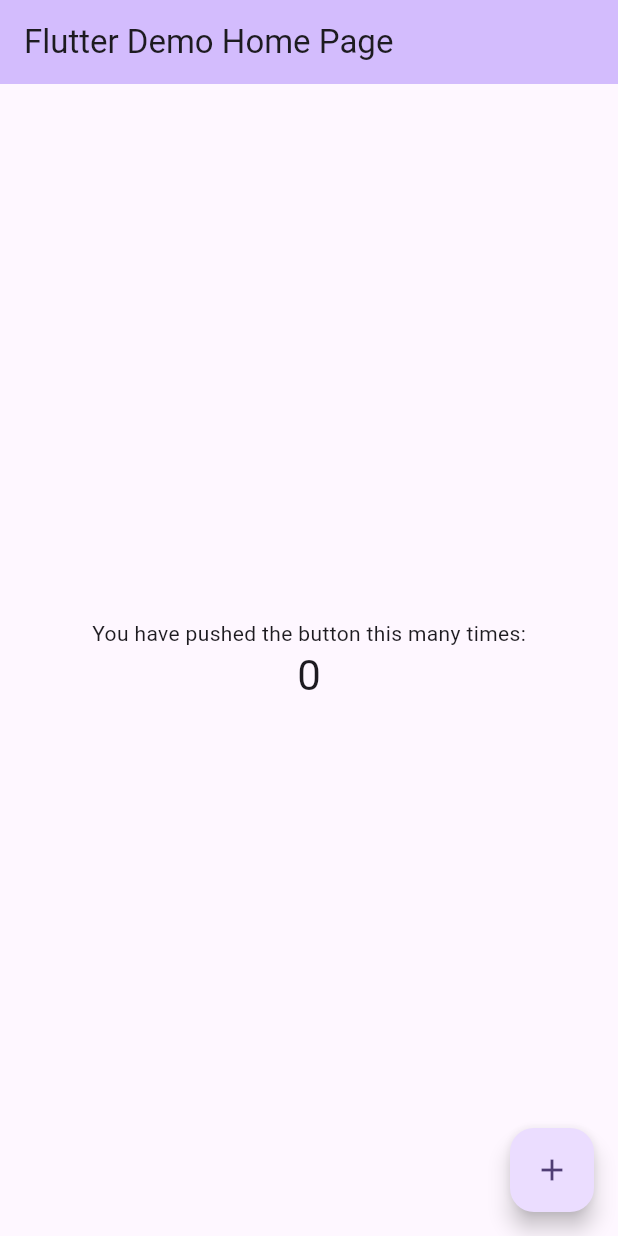
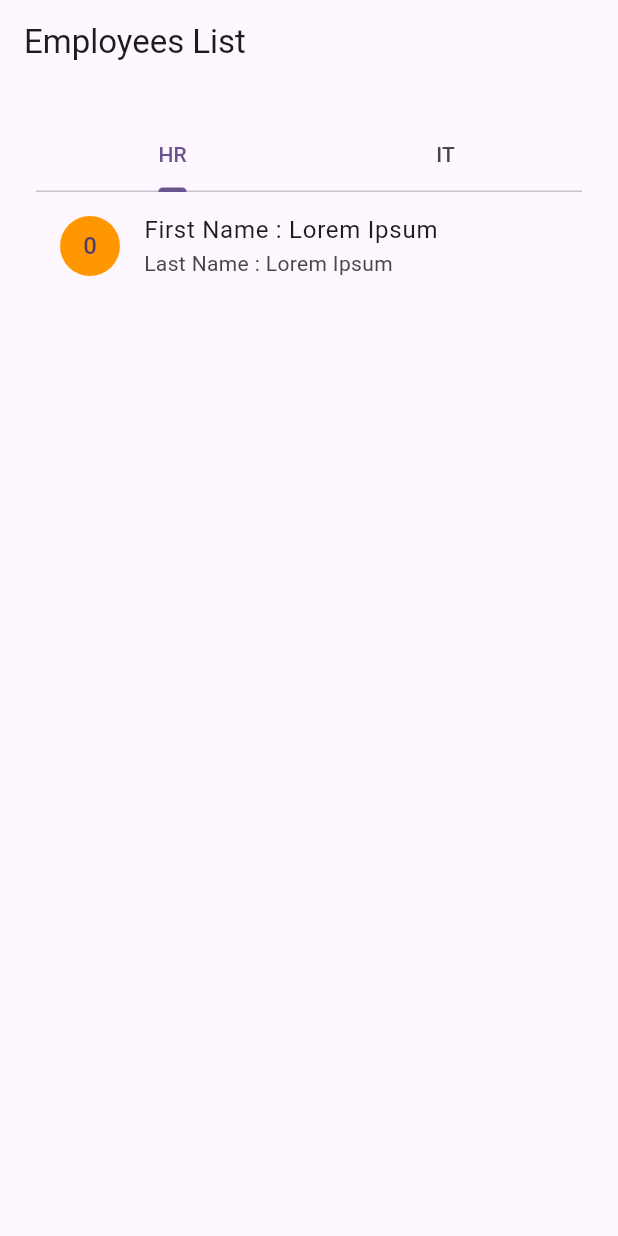
Before and after one commit to mohamedmagdy94/focal_agent_assigment, a Flutter app: the screen it shows after launch, on a phone screen of 412 x 824 dp. Run offline on Flutter 3.47's test engine with Material 3 defaults, Android fonts, the phone set to English and light mode, and no system bars; our stand-ins replace equatable, flutter_bloc.

Commit message:
Create UI
Create Employee List Screen with dummy UI

```diff
--- /dev/null
+++ b/lib/feature/employee_list/view/screen/employee_list_screen.dart
@@ -0,0 +1,45 @@
+import 'package:flutter/material.dart';
+import 'package:focal_agent_assigment/feature/employee_list/entity/employee.dart';
+import 'package:focal_agent_assigment/feature/employee_list/view/screen/widget/employee_list.dart';
+import 'package:focal_agent_assigment/feature/employee_list/view/screen/widget/employee_list_item.dart';
+import 'package:focal_agent_assigment/feature/employee_list/view/screen/widget/employee_list_seperator.dart';
+
+class EmployeeListScreen extends StatelessWidget {
+  const EmployeeListScreen({super.key});
+
+  @override
+  Widget build(BuildContext context) {
+    return DefaultTabController(
+        length: 2,
+        child: Scaffold(
+          appBar: AppBar(
+            title: const Text('Employees List'),
+          ),
+          body: Container(
+            padding: const EdgeInsets.all(24),
+            child: Column(
+              children: [
+                const TabBar(tabs: [
+                  Tab(
+                    text: 'HR',
+                  ),
+                  Tab(
+                    text: 'IT',
+                  )
+                ]),
+                Expanded(
+                    child: EmployeeList(
+                  employees: [
+                    Employee(
+                        id: 0,
+                        firstName: 'Lorem Ipsum',
+                        lastName: 'Lorem Ipsum',
+                        category: 'HR')
+                  ],
+                ))
+              ],
+            ),
+          ),
+        ));
+  }
+}
--- /dev/null
+++ b/lib/feature/employee_list/view/screen/widget/employee_list.dart
@@ -0,0 +1,19 @@
+import 'package:flutter/material.dart';
+import 'package:focal_agent_assigment/feature/employee_list/entity/employee.dart';
+import 'package:focal_agent_assigment/feature/employee_list/view/screen/widget/employee_list_item.dart';
+import 'package:focal_agent_assigment/feature/employee_list/view/screen/widget/employee_list_seperator.dart';
+
+class EmployeeList extends StatelessWidget {
+  final List<Employee> employees;
+
+  const EmployeeList({super.key, required this.employees});
+
+  @override
+  Widget build(BuildContext context) {
+    return ListView.separated(
+        separatorBuilder: (context, index) => const EmployeeListSeperator(),
+        itemCount: employees.length,
+        itemBuilder: (context, index) =>
+            EmployeeListItem(employee: employees[index]));
+  }
+}
--- /dev/null
+++ b/lib/feature/employee_list/view/screen/widget/employee_list_item.dart
@@ -0,0 +1,20 @@
+import 'package:flutter/material.dart';
+import 'package:focal_agent_assigment/feature/employee_list/entity/employee.dart';
+
+class EmployeeListItem extends StatelessWidget {
+  final Employee employee;
+
+  const EmployeeListItem({super.key, required this.employee});
+
+  @override
+  Widget build(BuildContext context) {
+    return ListTile(
+      leading: CircleAvatar(
+        backgroundColor: Colors.orange,
+        child: Text(employee.id.toString()),
+      ),
+      title: Text('First Name : ${employee.firstName}'),
+      subtitle: Text('Last Name : ${employee.lastName}'),
+    );
+  }
+}
--- /dev/null
+++ b/lib/feature/employee_list/view/screen/widget/employee_list_seperator.dart
@@ -0,0 +1,15 @@
+import 'package:flutter/material.dart';
+
+class EmployeeListSeperator extends StatelessWidget {
+  const EmployeeListSeperator({super.key});
+
+  @override
+  Widget build(BuildContext context) {
+    return const Card(
+      color: Colors.grey,
+      child: Padding(
+        padding: EdgeInsets.all(0.5),
+      ),
+    );
+  }
+}
--- a/lib/main.dart
+++ b/lib/main.dart
@@ -1,4 +1,5 @@
 import 'package:flutter/material.dart';
+import 'package:focal_agent_assigment/feature/employee_list/view/screen/employee_list_screen.dart';
 
 void main() {
   runApp(const MyApp());
@@ -11,115 +12,12 @@
   @override
   Widget build(BuildContext context) {
     return MaterialApp(
-      title: 'Flutter Demo',
+      title: 'Focal Agent Assigment',
       theme: ThemeData(
-        // This is the theme of your application.
-        //
-        // TRY THIS: Try running your application with "flutter run". You'll see
-        // the application has a purple toolbar. Then, without quitting the app,
-        // try changing the seedColor in the colorScheme below to Colors.green
-        // and then invoke "hot reload" (save your changes or press the "hot
-        // reload" button in a Flutter-supported IDE, or press "r" if you used
-        // the command line to start the app).
-        //
-        // Notice that the counter didn't reset back to zero; the application
-        // state is not lost during the reload. To reset the state, use hot
-        // restart instead.
-        //
-        // This works for code too, not just values: Most code changes can be
-        // tested with just a hot reload.
         colorScheme: ColorScheme.fromSeed(seedColor: Colors.deepPurple),
         useMaterial3: true,
       ),
-      home: const MyHomePage(title: 'Flutter Demo Home Page'),
+      home: const EmployeeListScreen(),
     );
   }
 }
-
-class MyHomePage extends StatefulWidget {
-  const MyHomePage({super.key, required this.title});
-
-  // This widget is the home page of your application. It is stateful, meaning
-  // that it has a State object (defined below) that contains fields that affect
-  // how it looks.
-
-  // This class is the configuration for the state. It holds the values (in this
-  // case the title) provided by the parent (in this case the App widget) and
-  // used by the build method of the State. Fields in a Widget subclass are
-  // always marked "final".
-
-  final String title;
-
-  @override
-  State<MyHomePage> createState() => _MyHomePageState();
-}
-
-class _MyHomePageState extends State<MyHomePage> {
-  int _counter = 0;
-
-  void _incrementCounter() {
-    setState(() {
-      // This call to setState tells the Flutter framework that something has
-      // changed in this State, which causes it to rerun the build method below
-      // so that the display can reflect the updated values. If we changed
-      // _counter without calling setState(), then the build method would not be
-      // called again, and so nothing would appear to happen.
-      _counter++;
-    });
-  }
-
-  @override
-  Widget build(BuildContext context) {
-    // This method is rerun every time setState is called, for instance as done
-    // by the _incrementCounter method above.
-    //
-    // The Flutter framework has been optimized to make rerunning build methods
-    // fast, so that you can just rebuild anything that needs updating rather
-    // than having to individually change instances of widgets.
-    return Scaffold(
-      appBar: AppBar(
-        // TRY THIS: Try changing the color here to a specific color (to
-        // Colors.amber, perhaps?) and trigger a hot reload to see the AppBar
-        // change color while the other colors stay the same.
-        backgroundColor: Theme.of(context).colorScheme.inversePrimary,
-        // Here we take the value from the MyHomePage object that was created by
-        // the App.build method, and use it to set our appbar title.
-        title: Text(widget.title),
-      ),
-      body: Center(
-        // Center is a layout widget. It takes a single child and positions it
-        // in the middle of the parent.
-        child: Column(
-          // Column is also a layout widget. It takes a list of children and
-          // arranges them vertically. By default, it sizes itself to fit its
-          // children horizontally, and tries to be as tall as its parent.
-          //
-          // Column has various properties to control how it sizes itself and
-          // how it positions its children. Here we use mainAxisAlignment to
-          // center the children vertically; the main axis here is the vertical
-          // axis because Columns are vertical (the cross axis would be
-          // horizontal).
-          //
-          // TRY THIS: Invoke "debug painting" (choose the "Toggle Debug Paint"
-          // action in the IDE, or press "p" in the console), to see the
-          // wireframe for each widget.
-          mainAxisAlignment: MainAxisAlignment.center,
-          children: <Widget>[
-            const Text(
-              'You have pushed the button this many times:',
-            ),
-            Text(
-              '$_counter',
-              style: Theme.of(context).textTheme.headlineMedium,
-            ),
-          ],
-        ),
-      ),
-      floatingActionButton: FloatingActionButton(
-        onPressed: _incrementCounter,
-        tooltip: 'Increment',
-        child: const Icon(Icons.add),
-      ), // This trailing comma makes auto-formatting nicer for build methods.
-    );
-  }
-}
```
